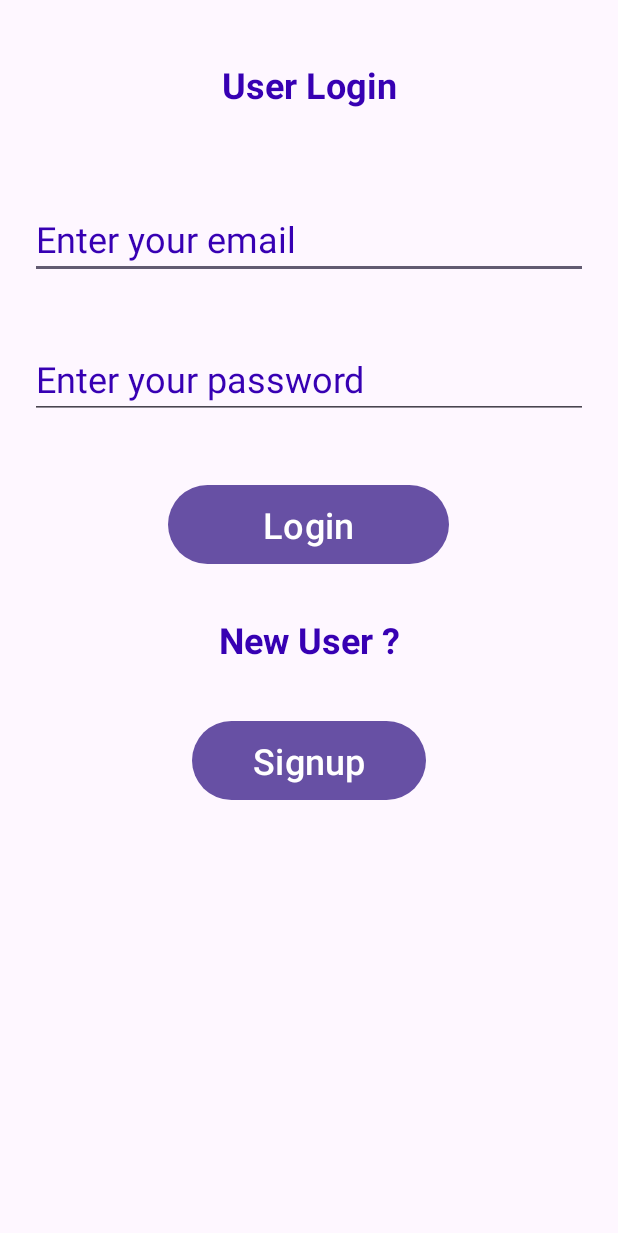
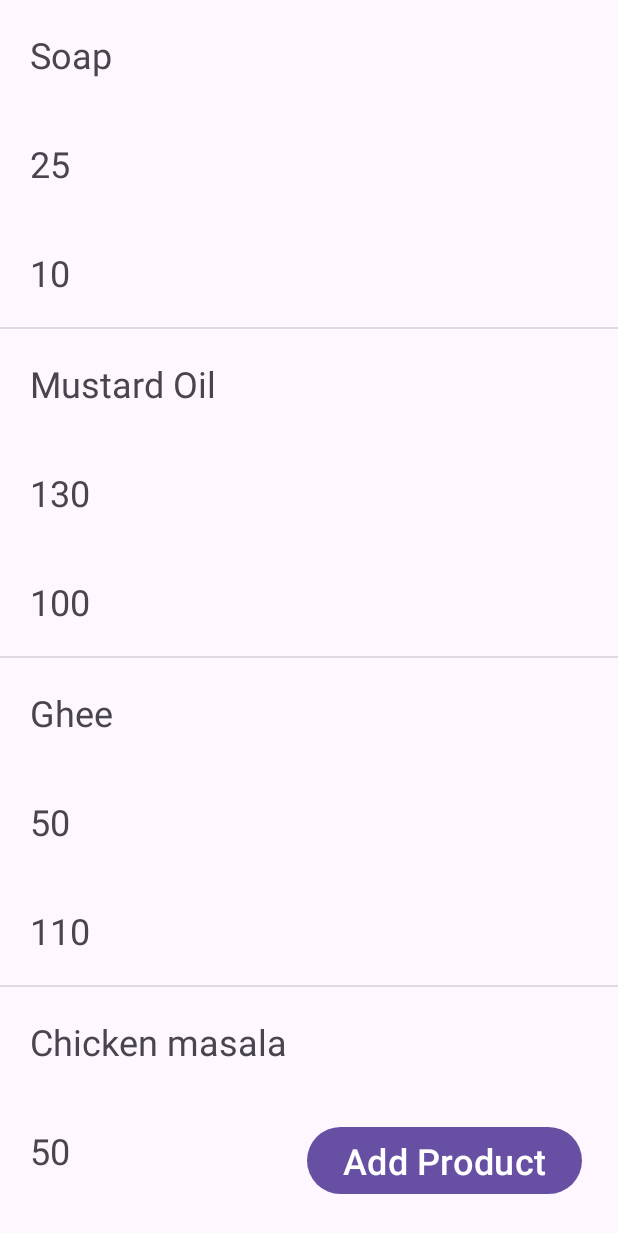
Before and after one commit to arnabmitra471/digital-store-tracker-android-app, an Android app: the screen it shows after launch (MainActivity before the commit, ProductListActivity after it), on a phone screen of 412 x 824 dp. Shown: the top 1233 px of the screen. Run offline under Robolectric (Android 15) with nearby library versions, the phone set to English and light mode, and no system bars.

Commit message:
Created the ProductListAdapter to fetch items from the array list, generate views and display them in the listview

```diff
--- a/app/src/main/AndroidManifest.xml
+++ b/app/src/main/AndroidManifest.xml
@@ -13,13 +13,13 @@
         android:theme="@style/Theme.DigitalStoreTracker"
         tools:targetApi="31">
         <activity
-            android:name=".ProductListActivity"
+            android:name=".MainActivity"
             android:exported="false" />
         <activity
             android:name=".RegistrationActivity"
             android:exported="false" />
         <activity
-            android:name=".MainActivity"
+            android:name=".ProductListActivity"
             android:exported="true">
             <intent-filter>
                 <action android:name="android.intent.action.MAIN" />
--- a/app/src/main/java/com/example/digitalstoretracker/ProductListActivity.java
+++ b/app/src/main/java/com/example/digitalstoretracker/ProductListActivity.java
@@ -15,7 +15,7 @@ import java.util.ArrayList;
 public class ProductListActivity extends AppCompatActivity {
 
     ListView productList;
-    ArrayList<String> allProducts;
+    ArrayList<ProductModel> allProducts = new ArrayList<>();
     @Override
     protected void onCreate(Bundle savedInstanceState) {
         super.onCreate(savedInstanceState);
@@ -28,8 +28,25 @@ public class ProductListActivity extends AppCompatActivity {
         });
         productList = findViewById(R.id.productList);
 
+        ProductModel p1 = new ProductModel("Soap","25","10");
+        ProductModel p2 = new ProductModel("Mustard Oil","130","100");
+        ProductModel p3 = new ProductModel("Ghee","50","110");
+        ProductModel p4 = new ProductModel("Chicken masala","50","86");
+        ProductModel p5 = new ProductModel("Biriyani masala","67","1000");
+        ProductModel p6 = new ProductModel("Eggs","5.5","180");
+        ProductModel p7 = new ProductModel("Cardamom","25","100");
+        ProductModel p8 = new ProductModel("Milk","45","1000");
 
+        allProducts.add(p1);
+        allProducts.add(p2);
+        allProducts.add(p3);
+        allProducts.add(p4);
+        allProducts.add(p5);
+        allProducts.add(p6);
+        allProducts.add(p7);
+        allProducts.add(p8);
 
-
+        ProductListAdapter adapter = new ProductListAdapter(this,allProducts);
+        productList.setAdapter(adapter);
     }
 }
--- a/app/src/main/java/com/example/digitalstoretracker/ProductListAdapter.java
+++ b/app/src/main/java/com/example/digitalstoretracker/ProductListAdapter.java
@@ -28,13 +28,17 @@ public class ProductListAdapter extends ArrayAdapter<ProductModel> {
         if(view == null)
         {
             LayoutInflater inflater = context.getLayoutInflater();
-            View rowView = inflater.inflate(R.layout.custom_product_listview,parent,true);
+            view = inflater.inflate(R.layout.custom_product_listview,parent,false);
 
-            TextView product_name = rowView.findViewById(R.id.product_name);
-            TextView product_price = rowView.findViewById(R.id.product_price);
-            TextView product_quantity = rowView.findViewById(R.id.product_quantity);
+            TextView product_name = view.findViewById(R.id.product_name);
+            TextView product_price = view.findViewById(R.id.product_price);
+            TextView product_quantity = view.findViewById(R.id.product_quantity);
 
+            product_name.setText(allProducts.get(position).getProduct_name());
+            product_price.setText(allProducts.get(position).getProduct_price());
+            product_quantity.setText(allProducts.get(position).getProduct_quantity());
 
         }
+        return view;
     }
 }
```
